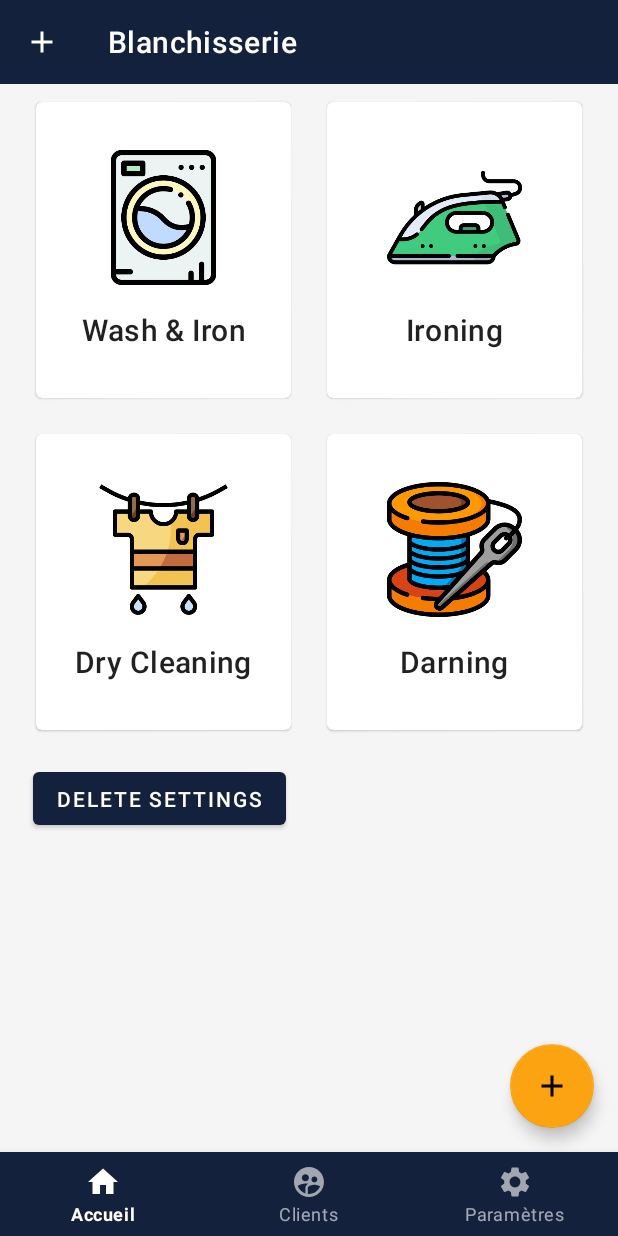
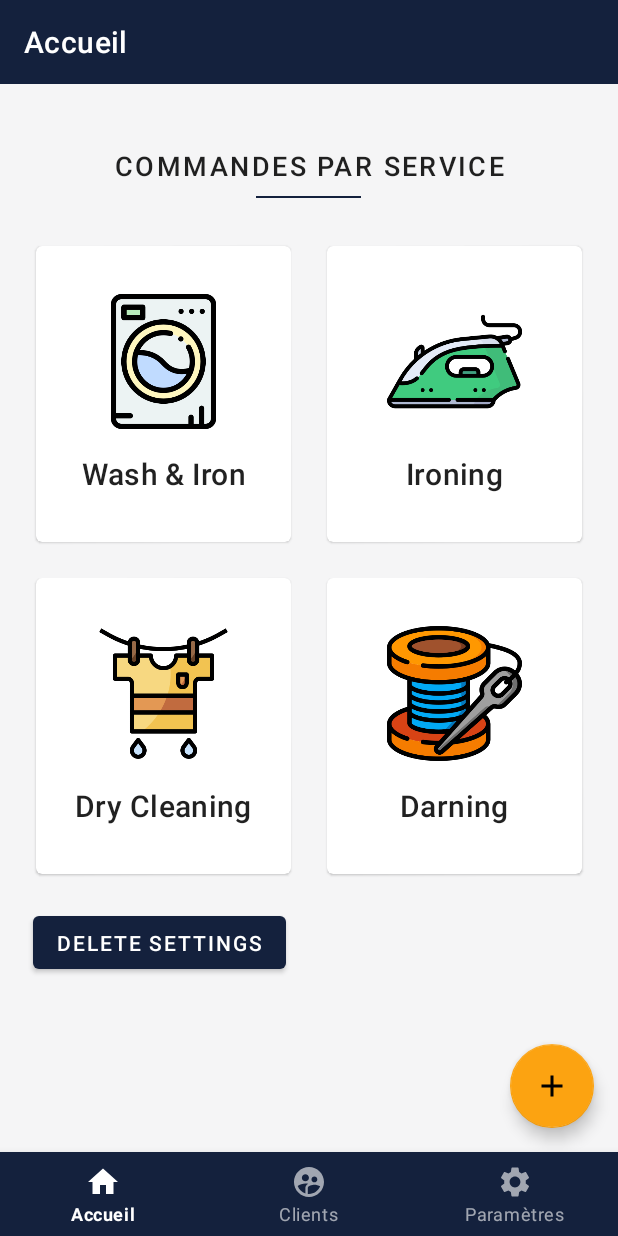
Before and after one commit to naoufalb99/blanchisserie-android, an Android app: the HomeActivity screen opened directly, with no data from a screen before it, on a phone screen of 412 x 824 dp. Run offline under Robolectric (Android 15) with nearby library versions, the phone set to English and light mode, and no system bars; our stand-ins replace Room's generated code.

Commit message:
tweak home

```diff
--- a/app/src/main/java/iao/master/blanchisserie/activities/HomeActivity.java
+++ b/app/src/main/java/iao/master/blanchisserie/activities/HomeActivity.java
@@ -45,6 +45,7 @@ public class HomeActivity extends AppCompatActivity {
         configureFloatingButtonNewCommand();
 
         selectMainFragment(new HomeFragment());
+        setTopAppBarTitle(bottomNavigation.getMenu().findItem(R.id.menu_item_home).getTitle().toString());
     }
 
     private void configureFloatingButtonNewCommand() {
@@ -83,10 +84,14 @@ public class HomeActivity extends AppCompatActivity {
                 throw new IllegalStateException("Unexpected value: " + itemId);
         }
 
-        topAppBar.setTitle(bottomNavigation.getMenu().findItem(itemId).getTitle());
+        setTopAppBarTitle(bottomNavigation.getMenu().findItem(itemId).getTitle().toString());
         selectMainFragment(selectedFragment);
 
         return true;
     }
 
+    public void setTopAppBarTitle(String value) {
+        topAppBar.setTitle(value);
+    }
+
 }
--- a/app/src/main/java/iao/master/blanchisserie/fragments/HomeFragment.java
+++ b/app/src/main/java/iao/master/blanchisserie/fragments/HomeFragment.java
@@ -14,6 +14,7 @@ import android.view.ViewGroup;
 import android.widget.Button;
 
 import iao.master.blanchisserie.R;
+import iao.master.blanchisserie.activities.HomeActivity;
 import iao.master.blanchisserie.activities.WelcomeActivity;
 import iao.master.blanchisserie.daos.BlanchisserieDao;
 import iao.master.blanchisserie.database.Database;
@@ -40,7 +41,6 @@ public class HomeFragment extends Fragment {
     public void onViewCreated(@NonNull View view, @Nullable Bundle savedInstanceState) {
         super.onViewCreated(view, savedInstanceState);
 
-
         Database db = Database.getInstance(view.getContext());
         BlanchisserieDao blanchisserieDao = db.blanchisserieDao();
 
@@ -51,6 +51,8 @@ public class HomeFragment extends Fragment {
             blanchisserieDao.deleteSettings();
             startActivity(new Intent(view.getContext(), WelcomeActivity.class));
         });
+
+
     }
 
     public void goToCommand(View view){
@@ -65,7 +67,7 @@ public class HomeFragment extends Fragment {
             CommandsFragment fragment = new CommandsFragment();
             fragment.setArguments(data);
             getFragmentManager().beginTransaction().replace(R.id.frame_container,fragment).commit();
-
+            ((HomeActivity) getActivity()).setTopAppBarTitle("Commandes");
         });
 
         iron.setOnClickListener(v -> {
@@ -73,7 +75,7 @@ public class HomeFragment extends Fragment {
             CommandsFragment fragment = new CommandsFragment();
             fragment.setArguments(data);
             getFragmentManager().beginTransaction().replace(R.id.frame_container,fragment).commit();
-
+            ((HomeActivity) getActivity()).setTopAppBarTitle("Commandes");
         });
 
         dry_cleaning.setOnClickListener(v -> {
@@ -81,7 +83,7 @@ public class HomeFragment extends Fragment {
             CommandsFragment fragment = new CommandsFragment();
             fragment.setArguments(data);
             getFragmentManager().beginTransaction().replace(R.id.frame_container,fragment).commit();
-
+            ((HomeActivity) getActivity()).setTopAppBarTitle("Commandes");
         });
 
         darning.setOnClickListener(v -> {
@@ -89,7 +91,7 @@ public class HomeFragment extends Fragment {
             CommandsFragment fragment = new CommandsFragment();
             fragment.setArguments(data);
             getFragmentManager().beginTransaction().replace(R.id.frame_container,fragment).commit();
-
+            ((HomeActivity) getActivity()).setTopAppBarTitle("Commandes");
         });
 
     }
--- a/app/src/main/res/layout/fragment_home.xml
+++ b/app/src/main/res/layout/fragment_home.xml
@@ -4,13 +4,30 @@
     xmlns:tools="http://schemas.android.com/tools"
     android:layout_width="match_parent"
     android:layout_height="match_parent"
+    android:background="#F5F5F6"
     android:orientation="vertical"
     android:paddingLeft="12dp"
+    android:paddingTop="42dp"
     android:paddingRight="12dp"
-    android:background="#F5F5F6"
     tools:context=".fragments.HomeFragment">
 
+    <TextView
+        android:layout_width="match_parent"
+        android:layout_height="wrap_content"
+        android:layout_marginLeft="8dp"
+        android:layout_marginRight="8dp"
+        android:text="COMMANDES PAR SERVICE"
+        android:textAlignment="center"
+        android:textAppearance="?attr/textAppearanceButton"
+        android:textSize="18sp" />
 
+    <View
+        android:layout_width="70dp"
+        android:layout_height="1dp"
+        android:layout_marginTop="8dp"
+        android:layout_marginBottom="20dp"
+        android:layout_gravity="center"
+        android:background="?attr/colorPrimary" />
 
     <GridLayout
         android:id="@+id/homeContainer"
--- a/app/src/main/res/layout/toolbar.xml
+++ b/app/src/main/res/layout/toolbar.xml
@@ -14,7 +14,6 @@
             android:layout_width="match_parent"
             android:layout_height="?attr/actionBarSize"
             app:title="@string/app_name"
-            app:navigationIcon="@drawable/ic_baseline_add_24"
             />
 
     </com.google.android.material.appbar.AppBarLayout>
```
Lines whose indentation alone changed are shown as unchanged.
